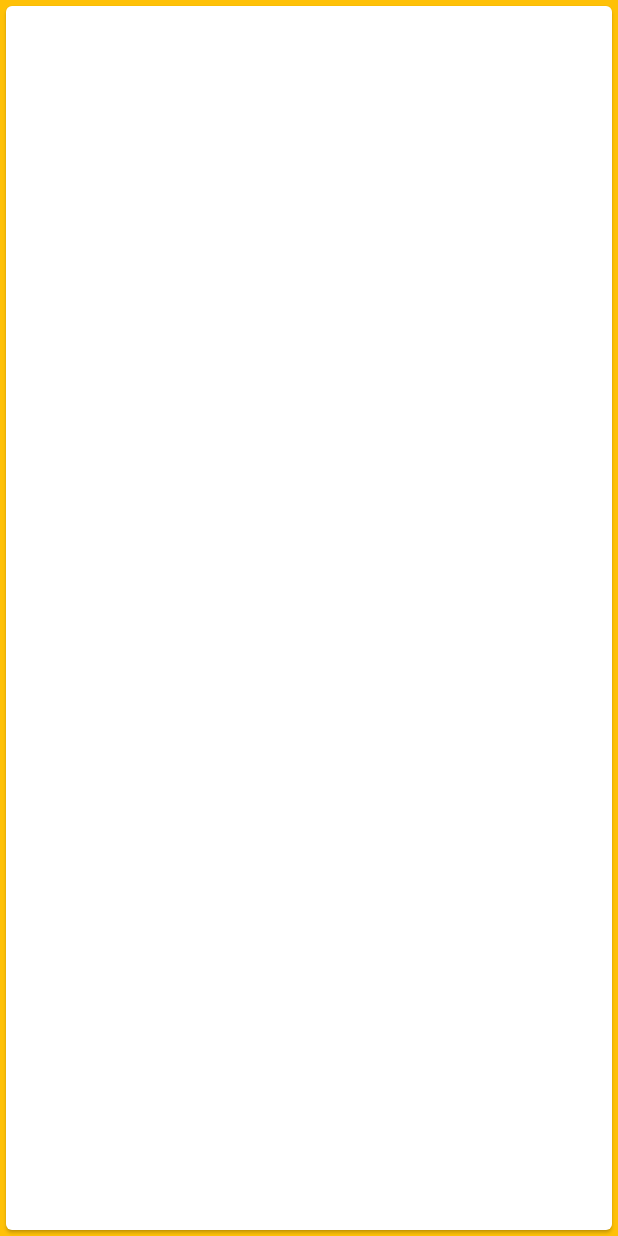
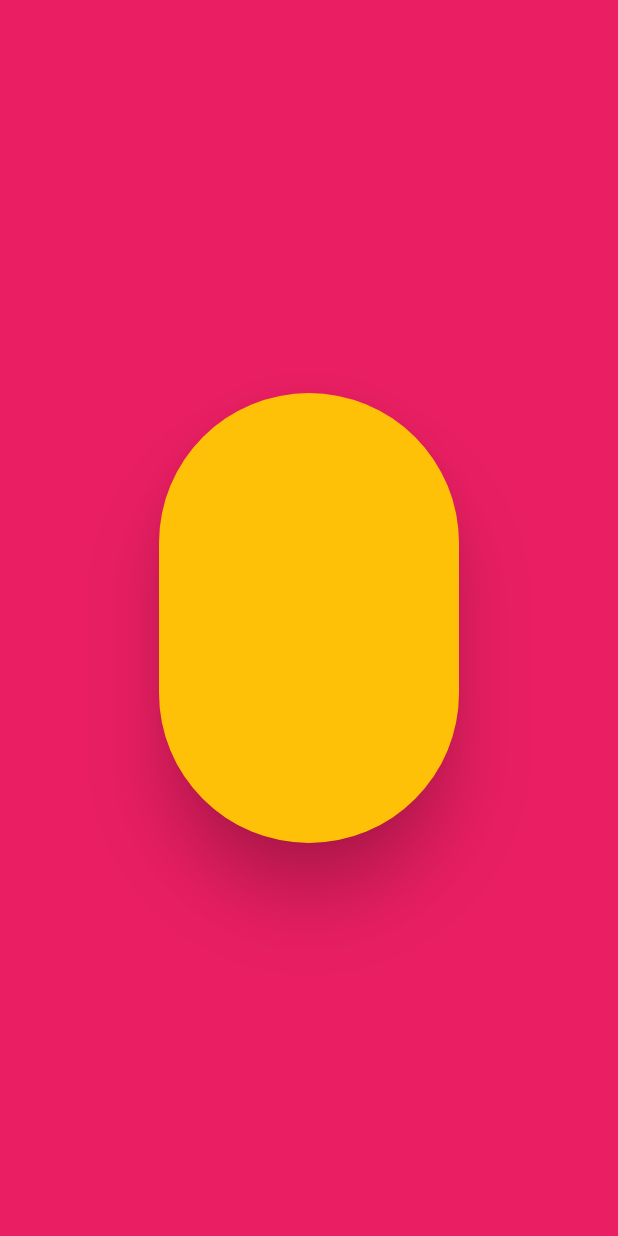
Before and after one commit to SamiraRa/BLoC, a Flutter app: the screen it shows after launch, after a tap on the "skip next" icon, on a phone screen of 412 x 824 dp. Run offline on Flutter 3.47's test engine with Material 2 defaults, Android fonts, the phone set to English and light mode, and no system bars; our stand-ins replace bloc, equatable, flutter_bloc.

Commit message:
bloc color

```diff
--- a/lib/bloc/bloc/color_bloc.dart
+++ b/lib/bloc/bloc/color_bloc.dart
@@ -1,13 +1,22 @@
-// import 'package:bloc/bloc.dart';
-import 'package:meta/meta.dart';
+import 'dart:math';
+
+import 'package:bloc/bloc.dart';
+import 'package:bloc_app/bloc/bloc/color_bloc.dart';
+import 'package:equatable/equatable.dart';
+import 'package:flutter/material.dart';
 
 part 'color_event.dart';
 part 'color_state.dart';
 
-// class ColorBloc extends Bloc<ColorEvent, ColorState> {
-//   ColorBloc() : super(ColorInitial()) {
-//     on<ColorEvent>((event, emit) {
-//       // TODO: implement event handler
-//     });
-//   }
-// }
+class ColorBloc extends Bloc<ColorEvent, ColorState> {
+  ColorBloc() : super(ColorState.initial()) {
+    on<ChangeColorEvent>(_changeColor);
+  }
+
+  void _changeColor(ChangeColorEvent event, Emitter<ColorState> emit) {
+    var randomColor =
+        Colors.primaries[Random().nextInt(Colors.primaries.length)];
+
+    emit(ColorState(color: randomColor));
+  }
+}
--- a/lib/bloc/bloc/color_event.dart
+++ b/lib/bloc/bloc/color_event.dart
@@ -1,4 +1,11 @@
 part of 'color_bloc.dart';
 
 @immutable
-abstract class ColorEvent {}
+abstract class ColorEvent extends Equatable {
+  const ColorEvent();
+
+  @override
+  List<Object> get props => [];
+}
+
+class ChangeColorEvent extends ColorEvent {}
--- a/lib/bloc/bloc/color_state.dart
+++ b/lib/bloc/bloc/color_state.dart
@@ -1,6 +1,21 @@
 part of 'color_bloc.dart';
 
-@immutable
-abstract class ColorState {}
+class ColorState extends Equatable {
+  final Color color;
 
-class ColorInitial extends ColorState {}
+  ColorState({required this.color});
+
+  factory ColorState.initial() => ColorState(color: Colors.pink);
+
+  @override
+  List<Object> get props => [color];
+
+  @override
+  bool get stringify => true;
+
+  ColorState copyWith({
+    Color? color,
+  }) {
+    return ColorState(color: color ?? this.color);
+  }
+}
--- a/lib/main.dart
+++ b/lib/main.dart
@@ -68,7 +68,7 @@ class _MyHomePageState extends State<MyHomePage> {
                 Navigator.push(context,
                     MaterialPageRoute(builder: (context) => NextPage()));
               },
-              icon: Icon(
+              icon: const Icon(
                 Icons.skip_next,
                 color: Colors.blue,
               ),
--- a/lib/next_page.dart
+++ b/lib/next_page.dart
@@ -1,4 +1,6 @@
+import 'package:bloc_app/bloc/bloc/color_bloc.dart';
 import 'package:flutter/material.dart';
+import 'package:flutter_bloc/flutter_bloc.dart';
 
 class NextPage extends StatefulWidget {
   const NextPage({Key? key}) : super(key: key);
@@ -10,11 +12,32 @@ class NextPage extends StatefulWidget {
 class _NextPageState extends State<NextPage> {
   @override
   Widget build(BuildContext context) {
-    return Container(
-      color: Colors.amber,
-      child: Card(
-        child: GestureDetector(
-          onTap: () {},
+    return BlocProvider(
+      create: (context) => ColorBloc(),
+      child: Scaffold(
+        body: BlocBuilder<ColorBloc, ColorState>(
+          builder: (context, state) {
+            return Container(
+              color: state.color,
+              child: Center(
+                child: Card(
+                  color: Colors.amber,
+                  elevation: 20,
+                  shape: RoundedRectangleBorder(
+                      borderRadius: BorderRadius.circular(150)),
+                  child: SizedBox(
+                      height: 300,
+                      width: 200,
+                      child: GestureDetector(
+                        onTap: () {
+                          print("clicked");
+                          context.read<ColorBloc>().add(ChangeColorEvent());
+                        },
+                      )),
+                ),
+              ),
+            );
+          },
         ),
       ),
     );
--- a/pubspec.yaml
+++ b/pubspec.yaml
@@ -34,6 +34,9 @@ dependencies:
   # The following adds the Cupertino Icons font to your application.
   # Use with the CupertinoIcons class for iOS style icons.
   cupertino_icons: ^1.0.2
+  flutter_bloc: ^8.0.1
+  equatable: ^2.0.3
+
 
 dev_dependencies:
   flutter_test:
```
Also changed, not shown: pubspec.lock.
